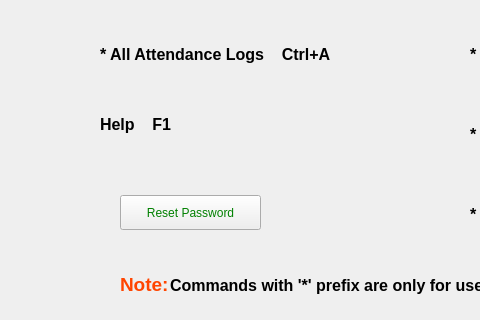
Before: the Qt Designer form EMS_Desktop_App/UIs/HelpWindow.ui in cedie712/EMS_Project, drawn with Qt 5; both pictures show x 0 to 480 and y 245 to 565 of the 830 by 565 pixel window.
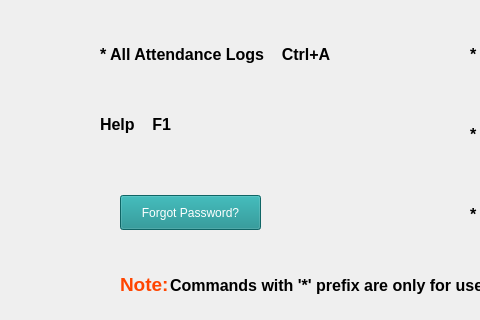
After: the same form once the commit is applied. Icons and pictures are not drawn.

```diff
--- a/EMS_Desktop_App/UIs/HelpWindow.ui
+++ b/EMS_Desktop_App/UIs/HelpWindow.ui
@@ -434,10 +434,12 @@
      <enum>Qt::NoFocus</enum>
     </property>
     <property name="styleSheet">
-     <string notr="true">color: green;</string>
+     <string notr="true">color: #fff;
+background-color: rgb(21, 141, 141);
+font: 14px/20px &quot;Helvetica Neue&quot;,Helvetica,Arial,sans-serif;</string>
     </property>
     <property name="text">
-     <string>Reset Password</string>
+     <string>Forgot Password?</string>
     </property>
    </widget>
    <widget class="QLabel" name="label_21">
```
